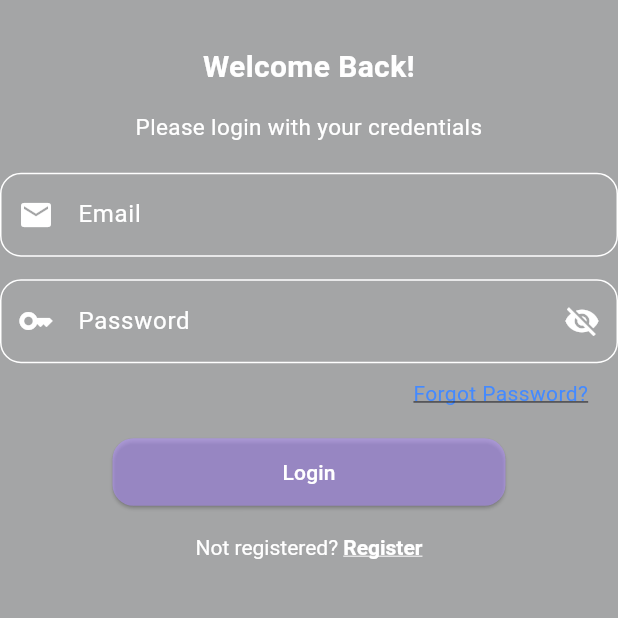
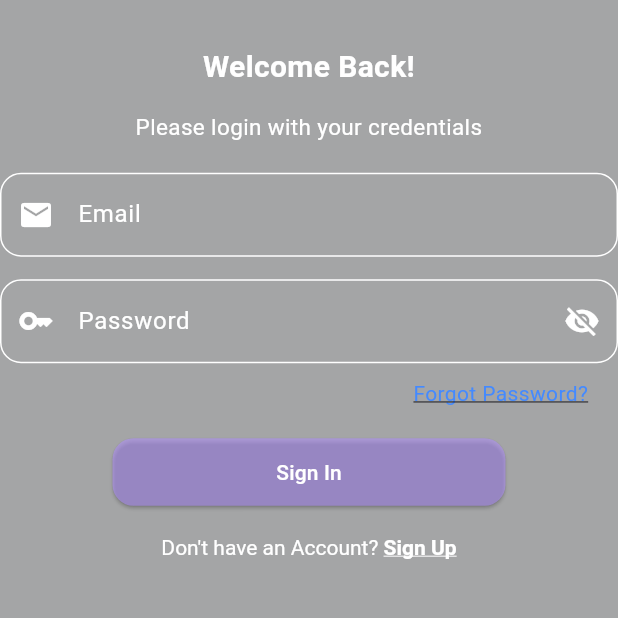
Before and after one commit to SarjakBhandari/yayvo, a Flutter app: the screen it shows after launch, after a tap on an icon or button, on a phone screen of 412 x 824 dp, the part 413-1031 px from its top. Run offline on Flutter 3.47's test engine with Material 3 defaults, Android fonts, the phone set to English and light mode, and no system bars.

Commit message:
changes on the button and the gesture detector

```diff
--- a/lib/screens/login.screen.dart
+++ b/lib/screens/login.screen.dart
@@ -139,7 +139,7 @@ class _LoginScreenState extends State<LoginScreen> {
                       );
                     }
                   },
-                  text: "Login",
+                  text: "Sign In",
                 ),
               ),
 
@@ -150,11 +150,11 @@ class _LoginScreenState extends State<LoginScreen> {
                 },
                 child: RichText(
                   text: const TextSpan(
-                    text: "Not registered? ",
+                    text: "Don't have an Account? ",
                     style: TextStyle(color: Colors.white, fontSize: 14),
                     children: [
                       TextSpan(
-                        text: "Register",
+                        text: "Sign Up",
                         style: TextStyle(
                           fontWeight: FontWeight.bold,
                           decoration: TextDecoration.underline,
```
Also changed, not shown: pubspec.lock.
